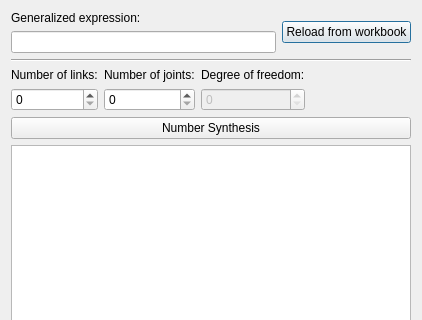
Qt form core/synthesis/NumberAndTypeSynthesis/Permutations.ui (KmolYuan/Pyslvs-UI) before a commit; both pictures show x 0 to 422 and y 0 to 320 of the 422 by 609 pixel window.
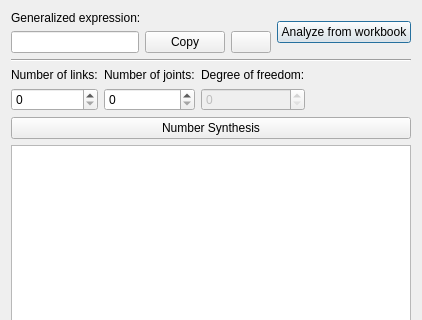
The same form after that commit. Icons and pictures are not drawn.

Commit message: Copy and 'add to collection' button of edges expression.

```diff
--- a/core/synthesis/NumberAndTypeSynthesis/Permutations.ui
+++ b/core/synthesis/NumberAndTypeSynthesis/Permutations.ui
@@ -17,27 +17,53 @@
    <iconset resource="../../../icons.qrc">
     <normaloff>:/icons/NumberAndTypeSynthesis.png</normaloff>:/icons/NumberAndTypeSynthesis.png</iconset>
   </property>
-  <layout class="QVBoxLayout" name="verticalLayout_4">
+  <layout class="QVBoxLayout" name="verticalLayout_5">
    <item>
     <layout class="QHBoxLayout" name="horizontalLayout_3">
      <item>
-      <layout class="QGridLayout" name="gridLayout_2">
-       <item row="0" column="0">
+      <layout class="QVBoxLayout" name="verticalLayout_4">
+       <item>
         <widget class="QLabel" name="Expression_joint_text">
          <property name="text">
           <string>Generalized expression:</string>
          </property>
         </widget>
        </item>
-       <item row="1" column="0">
-        <widget class="QLineEdit" name="Expression_joint"/>
+       <item>
+        <layout class="QHBoxLayout" name="horizontalLayout_4">
+         <item>
+          <widget class="QLineEdit" name="Expression_edges">
+           <property name="readOnly">
+            <bool>true</bool>
+           </property>
+          </widget>
+         </item>
+         <item>
+          <widget class="QPushButton" name="Expression_copy">
+           <property name="text">
+            <string>Copy</string>
+           </property>
+          </widget>
+         </item>
+         <item>
+          <widget class="QPushButton" name="Expression_add_collection">
+           <property name="text">
+            <string/>
+           </property>
+           <property name="icon">
+            <iconset resource="../../../icons.qrc">
+             <normaloff>:/icons/collections.png</normaloff>:/icons/collections.png</iconset>
+           </property>
+          </widget>
+         </item>
+        </layout>
        </item>
       </layout>
      </item>
      <item>
       <widget class="QPushButton" name="ReloadMechanism">
        <property name="text">
-        <string>Reload from workbook</string>
+        <string>Analyze from workbook</string>
        </property>
        <property name="autoDefault">
         <bool>true</bool>
```
The commit also changes 3 other files.
